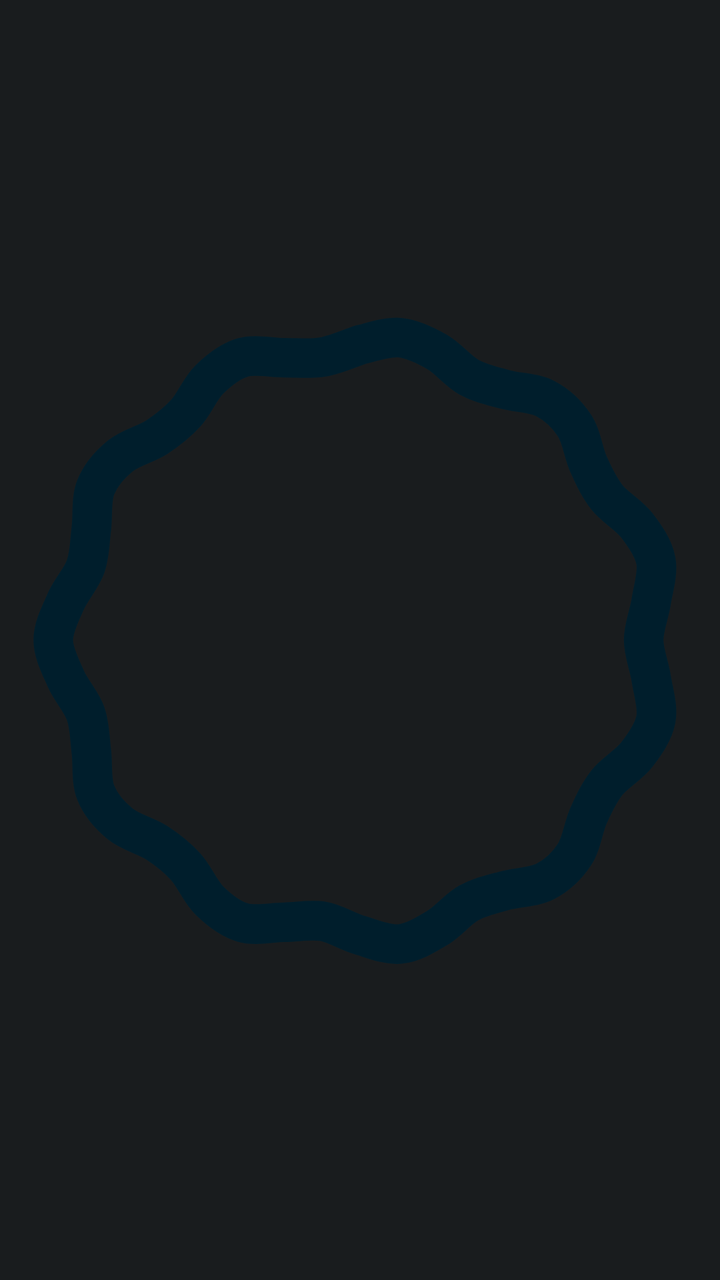
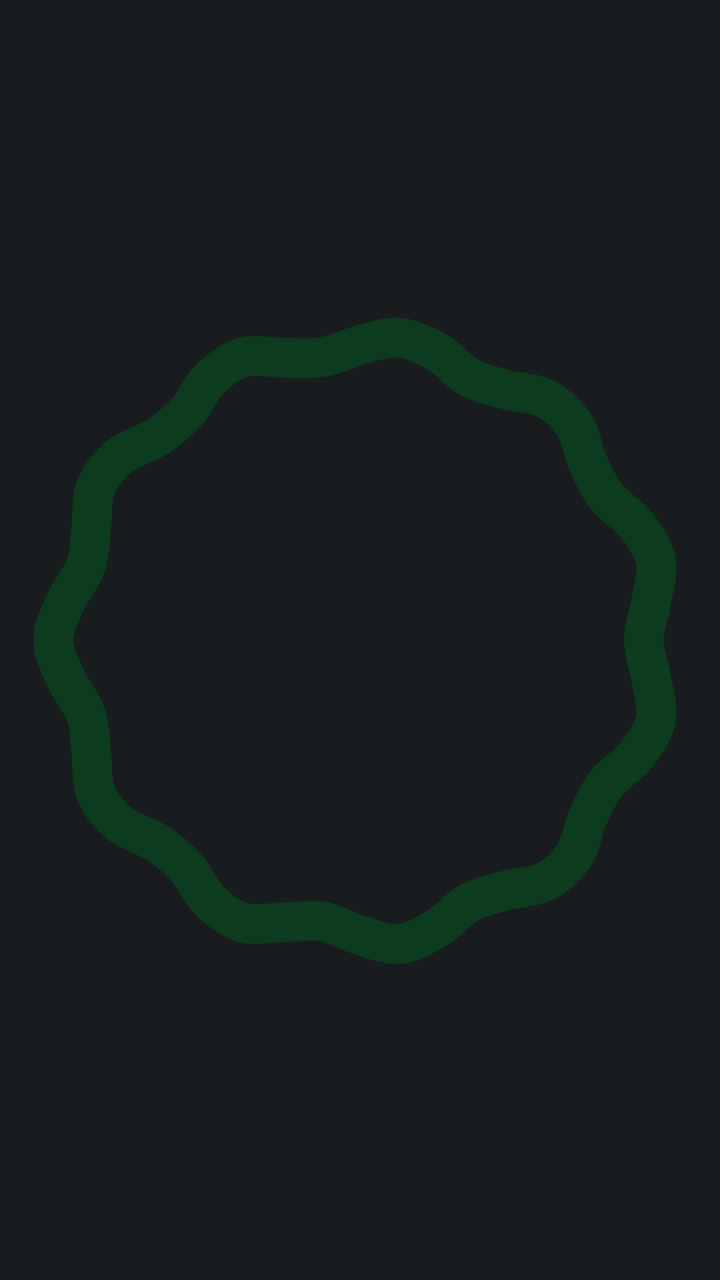

An Android layout rendered at two revisions. The XML below is the earlier revision; the diff shows what the commit changed to produce the second picture.
<!-- AndroidManifest.xml: application theme AppTheme -->
<!-- res/layout/wave_100.xml -->
<?xml version="1.0" encoding="utf-8"?>
<ProgressBar xmlns:android="http://schemas.android.com/apk/res/android"
    android:id="@+id/wave"
    android:layout_width="120dp"
    android:layout_height="120dp"
    android:layout_gravity="center"
    android:indeterminate="true"
    android:indeterminateBehavior="repeat"
    android:indeterminateDuration="1600"
    android:indeterminateDrawable="@drawable/charge_wave_100"
    android:indeterminateTint="@color/g_on_primary_c"
    android:indeterminateTintMode="src_in" />
<!-- resources referenced by this layout -->
<resources>
  <color name="g_on_primary_c">@android:color/system_accent1_900</color>
  <!-- drawable charge_wave_100: vector/xml drawable (drawable, 64979 chars, omitted) -->
  <style name="AppTheme" parent="@android:style/Theme.DeviceDefault.NoActionBar">
          <item name="android:windowBackground">@color/ui_bg</item>
          <item name="android:statusBarColor">@android:color/transparent</item>
          <item name="android:navigationBarColor">@android:color/transparent</item>
          <item name="android:windowLightStatusBar">false</item>
          <item name="android:windowLightNavigationBar">false</item>
      </style>
  <color name="ui_bg">@android:color/system_neutral1_900</color>
</resources>

<!-- the commit's change to res/layout/wave_100.xml (unified diff, before → after) -->
@@ -8,5 +8,5 @@
     android:indeterminateBehavior="repeat"
     android:indeterminateDuration="1600"
     android:indeterminateDrawable="@drawable/charge_wave_100"
-    android:indeterminateTint="@color/g_on_primary_c"
+    android:indeterminateTint="@color/g_on_charge"
     android:indeterminateTintMode="src_in" />
<!-- resource entries referenced after the edit -->
@@ -1,6 +1,6 @@
 <!-- resources referenced by this layout -->
 <resources>
-  <color name="g_on_primary_c">@android:color/system_accent1_900</color>
+  <color name="g_on_charge">#FF0C3B1E</color>
   <!-- drawable charge_wave_100: vector/xml drawable (drawable, 64979 chars, omitted) -->
   <style name="AppTheme" parent="@android:style/Theme.DeviceDefault.NoActionBar">
           <item name="android:windowBackground">@color/ui_bg</item>
